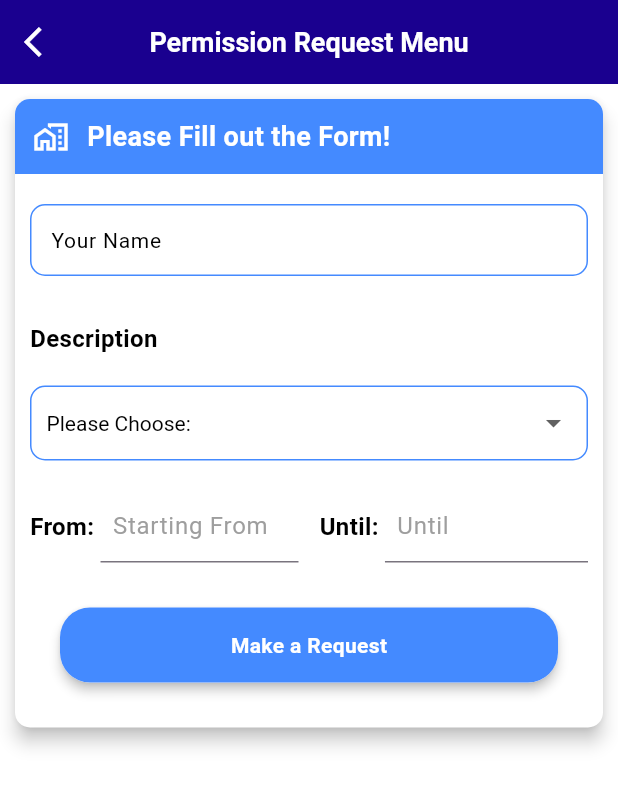
After one commit to Faiz25agustus/absensi_1, a Flutter app: the screen it shows after launch, after a tap on "Attendance Record", on a phone screen of 412 x 824 dp. The commit adds this screen. Shown: the top 786 px of the screen. Run offline on Flutter 3.47's test engine with Material 3 defaults, Android fonts, the phone set to English and light mode, and no system bars; our stand-ins replace cloud_firestore, firebase_core; accounts and stored records are empty.

Commit message:
absent_screen

```diff
--- a/lib/main.dart
+++ b/lib/main.dart
@@ -7,11 +7,11 @@ Future<void> main() async {
     await Firebase.initializeApp(
       options: const FirebaseOptions(
           // Add your own Firebase project configuration from google-services.json
-          apiKey: 'AIzaSyDMzk9857dkCWrzPHGaxwKDanBV3GofUE4', // api_key
+          apiKey: 'AIzaSyD1jYylSh2rTzFO0DgpbrllxKZ3PhxRcrk', // api_key
           appId:
-              '1:243811762198:android:c141e381bd64f228d07537', // mobilesdk_app_id
+              '1:733162330357:android:93a1d6e4df835854fb8dbc', // mobilesdk_app_id
           messagingSenderId: '243811762198', // project_number
-          projectId: 'idn-boarding-school-solo' // project_id
+          projectId: 'absensi1-42425' // project_id
           ),
     );
     // Firebase connection success
--- /dev/null
+++ b/lib/ui/absent/absen_screen.dart
@@ -0,0 +1,465 @@
+import 'package:attedance_app/ui/home_screen.dart';
+import 'package:cloud_firestore/cloud_firestore.dart';
+import 'package:flutter/material.dart';
+import 'package:intl/intl.dart';
+
+class AbsentScreen extends StatefulWidget {
+  const AbsentScreen({super.key});
+
+  @override
+  State<AbsentScreen> createState() => _AbsentScreenState();
+}
+
+class _AbsentScreenState extends State<AbsentScreen> {
+  var categoriesList = <String>[
+    "Please Choose:",
+    "Others",
+    "Permission",
+    "Sick"
+  ];
+
+  final controllerName = TextEditingController();
+  double dLat = 0.0, dLong = 0.0;
+  final CollectionReference dataCollection =
+      FirebaseFirestore.instance.collection('attendance');
+
+  int dateHours = 0, dateMinutes = 0;
+  String dropValueCategories = "Please Choose:";
+  final fromController = TextEditingController();
+  String strAlamat = '', strDate = '', strTime = '', strDateTime = '';
+  final toController = TextEditingController();
+
+  @override
+  void initState() {
+    super.initState();
+  }
+
+  //show progress dialog
+  showLoaderDialog(BuildContext context) {
+    AlertDialog alert = AlertDialog(
+      content: Row(
+        children: [
+          const CircularProgressIndicator(
+              valueColor: AlwaysStoppedAnimation<Color>(Colors.blueAccent)),
+          Container(
+            margin: const EdgeInsets.only(left: 20),
+            child: const Text("Please Wait..."),
+          ),
+        ],
+      ),
+    );
+    showDialog(
+      barrierDismissible: false,
+      context: context,
+      builder: (BuildContext context) {
+        return alert;
+      },
+    );
+  }
+
+  //submit data absent to firebase
+  Future<void> submitAbsen(
+      String nama, String keterangan, String from, String until) async {
+    // Validasi input sebelum mengirim ke Firebase
+    if (nama.isEmpty ||
+        keterangan == "Please Choose:" ||
+        from.isEmpty ||
+        until.isEmpty) {
+      ScaffoldMessenger.of(context).showSnackBar(const SnackBar(
+        content: Row(
+          children: [
+            Icon(Icons.error_outline, color: Colors.white),
+            SizedBox(width: 10),
+            Text("Pastikan semua data telah diisi!",
+                style: TextStyle(color: Colors.white))
+          ],
+        ),
+        backgroundColor: Colors.redAccent,
+        behavior: SnackBarBehavior.floating,
+      ));
+      return;
+    }
+
+    // Menampilkan loader
+    showLoaderDialog(context);
+
+    try {
+      await dataCollection.add({
+        'address': '-',
+        'name': nama,
+        'description': keterangan,
+        'datetime': '$from - $until',
+        'created_at': FieldValue.serverTimestamp(), // Tambahkan timestamp
+      });
+
+      // Tutup loader sebelum menampilkan pesan sukses
+      Navigator.of(context).pop();
+
+      ScaffoldMessenger.of(context).showSnackBar(const SnackBar(
+        content: Row(
+          children: [
+            Icon(Icons.check_circle_outline, color: Colors.white),
+            SizedBox(width: 10),
+            Text("Yeay! Attendance Report Succeeded!",
+                style: TextStyle(color: Colors.white)),
+          ],
+        ),
+        backgroundColor: Colors.green,
+        behavior: SnackBarBehavior.floating,
+      ));
+
+      // Kembali ke halaman utama
+      Navigator.pushReplacement(
+          context, MaterialPageRoute(builder: (context) => const HomeScreen()));
+    } catch (e) {
+      // Jika terjadi error, tutup loader
+      Navigator.of(context).pop();
+
+      ScaffoldMessenger.of(context).showSnackBar(SnackBar(
+        content: Row(
+          children: [
+            const Icon(Icons.error_outline, color: Colors.white),
+            const SizedBox(width: 10),
+            Expanded(
+                child: Text("Ups, terjadi kesalahan: $e",
+                    style: const TextStyle(color: Colors.white))),
+          ],
+        ),
+        backgroundColor: Colors.redAccent,
+        behavior: SnackBarBehavior.floating,
+      ));
+    }
+  }
+
+  @override
+  Widget build(BuildContext context) {
+    Size size = MediaQuery.of(context).size;
+
+    return Scaffold(
+      backgroundColor: Colors.white,
+      appBar: AppBar(
+        elevation: 0,
+        backgroundColor: const Color.fromARGB(255, 26, 0, 143),
+        leading: IconButton(
+          icon: const Icon(Icons.arrow_back_ios, color: Colors.white),
+          onPressed: () => Navigator.of(context).pop(),
+        ),
+        centerTitle: true,
+        title: const Text(
+          "Permission Request Menu",
+          style: TextStyle(
+              fontSize: 18, fontWeight: FontWeight.bold, color: Colors.white),
+        ),
+      ),
+      body: SingleChildScrollView(
+        child: Card(
+            color: Colors.white,
+            margin: const EdgeInsets.fromLTRB(10, 10, 10, 30),
+            shape: RoundedRectangleBorder(
+              borderRadius: BorderRadius.circular(10),
+            ),
+            elevation: 5,
+            child: Column(
+              crossAxisAlignment: CrossAxisAlignment.start,
+              children: [
+                Container(
+                  height: 50,
+                  decoration: const BoxDecoration(
+                    borderRadius: BorderRadius.only(
+                        topLeft: Radius.circular(10),
+                        topRight: Radius.circular(10)),
+                    color: Colors.blueAccent,
+                  ),
+                  child: const Row(
+                    children: [
+                      SizedBox(
+                        width: 12,
+                      ),
+                      Icon(Icons.maps_home_work_outlined, color: Colors.white),
+                      SizedBox(
+                        width: 12,
+                      ),
+                      Text(
+                        "Please Fill out the Form!",
+                        style: TextStyle(
+                            fontSize: 18,
+                            fontWeight: FontWeight.bold,
+                            color: Colors.white),
+                      ),
+                    ],
+                  ),
+                ),
+                Padding(
+                  padding: const EdgeInsets.fromLTRB(10, 20, 10, 20),
+                  child: TextField(
+                    textInputAction: TextInputAction.next,
+                    keyboardType: TextInputType.text,
+                    controller: controllerName,
+                    decoration: InputDecoration(
+                      contentPadding:
+                          const EdgeInsets.symmetric(horizontal: 10),
+                      labelText: "Your Name",
+                      hintText: "Please enter your name",
+                      hintStyle:
+                          const TextStyle(fontSize: 14, color: Colors.grey),
+                      labelStyle:
+                          const TextStyle(fontSize: 14, color: Colors.black),
+                      border: OutlineInputBorder(
+                        borderRadius: BorderRadius.circular(10),
+                        borderSide: const BorderSide(color: Colors.blueAccent),
+                      ),
+                      enabledBorder: OutlineInputBorder(
+                        borderRadius: BorderRadius.circular(10),
+                        borderSide: const BorderSide(color: Colors.blueAccent),
+                      ),
+                    ),
+                  ),
+                ),
+                const Padding(
+                  padding: EdgeInsets.fromLTRB(10, 10, 10, 10),
+                  child: Text(
+                    "Description",
+                    style: TextStyle(
+                        fontSize: 16,
+                        fontWeight: FontWeight.bold,
+                        color: Colors.black),
+                  ),
+                ),
+                Padding(
+                  padding: const EdgeInsets.all(10),
+                  child: Container(
+                    padding: const EdgeInsets.symmetric(horizontal: 10),
+                    decoration: BoxDecoration(
+                      borderRadius: BorderRadius.circular(10),
+                      border: Border.all(
+                          color: Colors.blueAccent,
+                          style: BorderStyle.solid,
+                          width: 1),
+                    ),
+                    child: DropdownButton(
+                      dropdownColor: Colors.white,
+                      value: dropValueCategories,
+                      onChanged: (value) {
+                        setState(() {
+                          dropValueCategories = value.toString();
+                        });
+                      },
+                      items: categoriesList.map((value) {
+                        return DropdownMenuItem(
+                          value: value.toString(),
+                          child: Text(value.toString(),
+                              style: const TextStyle(
+                                  fontSize: 14, color: Colors.black)),
+                        );
+                      }).toList(),
+                      icon: const Icon(Icons.arrow_drop_down),
+                      iconSize: 24,
+                      elevation: 16,
+                      style: const TextStyle(color: Colors.black, fontSize: 14),
+                      underline: Container(
+                        height: 2,
+                        color: Colors.transparent,
+                      ),
+                      isExpanded: true,
+                    ),
+                  ),
+                ),
+                Padding(
+                  padding: const EdgeInsets.fromLTRB(10, 10, 10, 0),
+                  child: Row(children: [
+                    Expanded(
+                      child: Row(
+                        children: [
+                          const Text(
+                            "From: ",
+                            style: TextStyle(
+                                fontSize: 16,
+                                fontWeight: FontWeight.bold,
+                                color: Colors.black),
+                          ),
+                          Expanded(
+                            child: TextField(
+                              readOnly: true,
+                              onTap: () async {
+                                DateTime? pickedDate = await showDatePicker(
+                                  builder:
+                                      (BuildContext context, Widget? child) {
+                                    return Theme(
+                                      data: Theme.of(context).copyWith(
+                                        colorScheme: const ColorScheme.light(
+                                            onPrimary: Colors.white,
+                                            onSurface: Colors.white,
+                                            primary: Colors.blueAccent),
+                                        datePickerTheme:
+                                            const DatePickerThemeData(
+                                          headerBackgroundColor:
+                                              Colors.blueAccent,
+                                          backgroundColor:
+                                              Color.fromARGB(255, 0, 0, 0),
+                                          headerForegroundColor: Colors.white,
+                                          surfaceTintColor: Colors.white,
+                                        ),
+                                      ),
+                                      child: child!,
+                                    );
+                                  },
+                                  context: context,
+                                  initialDate: DateTime.now(),
+                                  firstDate: DateTime(1900),
+                                  lastDate: DateTime(9999),
+                                );
+                                if (pickedDate != null) {
+                                  fromController.text = DateFormat('dd/M/yyyy')
+                                      .format(pickedDate);
+                                }
+                              },
+                              style: const TextStyle(
+                                color: Colors.black,
+                                fontSize: 16,
+                              ),
+                              controller: fromController,
+                              decoration: const InputDecoration(
+                                contentPadding: EdgeInsets.all(8),
+                                hintText: "Starting From",
+                                hintStyle:
+                                    TextStyle(color: Colors.grey, fontSize: 16),
+                              ),
+                            ),
+                          ),
+                        ],
+                      ),
+                    ),
+                    const SizedBox(
+                      width: 14,
+                    ),
+                    Expanded(
+                      child: Row(
+                        children: [
+                          const Text(
+                            "Until: ",
+                            style: TextStyle(
+                                fontSize: 16,
+                                fontWeight: FontWeight.bold,
+                                color: Colors.black),
+                          ),
+                          Expanded(
+                            child: TextField(
+                              readOnly: true,
+                              onTap: () async {
+                                DateTime? pickedDate = await showDatePicker(
+                                    builder:
+                                        (BuildContext context, Widget? widget) {
+                                      return Theme(
+                                        data: Theme.of(context).copyWith(
+                                          colorScheme: const ColorScheme.light(
+                                              onPrimary: Colors.white,
+                                              onSurface: Colors.white,
+                                              primary: Colors.blueAccent),
+                                          datePickerTheme:
+                                              const DatePickerThemeData(
+                                            headerBackgroundColor:
+                                                Colors.blueAccent,
+                                            backgroundColor:
+                                                Color.fromARGB(255, 0, 0, 0),
+                                            headerForegroundColor: Colors.white,
+                                            surfaceTintColor: Colors.white,
+                                          ),
+                                        ),
+                                        child: widget!,
+                                      );
+                                    },
+                                    context: context,
+                                    initialDate: DateTime.now(),
+                                    firstDate: DateTime(1900),
+                                    lastDate: DateTime(9999));
+                                if (pickedDate != null) {
+                                  toController.text = DateFormat('dd/M/yyyy')
+                                      .format(pickedDate);
+                                }
+                              },
+                              style: const TextStyle(
+                                color: Colors.black,
+                                fontSize: 16,
+                              ),
+                              controller: toController,
+                              decoration: const InputDecoration(
+                                contentPadding: EdgeInsets.all(8),
+                                hintText: "Until",
+                                hintStyle:
+                                    TextStyle(color: Colors.grey, fontSize: 16),
+                              ),
+                            ),
+                          ),
+                        ],
+                      ),
+                    ),
+                  ]),
+                ),
+                Container(
+                    alignment: Alignment.center,
+                    margin: const EdgeInsets.all(30),
+                    child: Material(
+                      elevation: 3,
+                      borderRadius: BorderRadius.circular(20),
+                      child: Container(
+                        width: size.width,
+                        height: 50,
+                        decoration: BoxDecoration(
+                            borderRadius: BorderRadius.circular(20),
+                            color: Colors.white),
+                        child: Material(
+                          borderRadius: BorderRadius.circular(20),
+                          color: Colors.blueAccent,
+                          child: InkWell(
+                            splashColor: Colors.blue,
+                            borderRadius: BorderRadius.circular(20),
+                            onTap: () {
+                              if (controllerName.text.isEmpty ||
+                                  dropValueCategories == "Please Choose:" ||
+                                  fromController.text.isEmpty ||
+                                  toController.text.isEmpty) {
+                                ScaffoldMessenger.of(context)
+                                    .showSnackBar(const SnackBar(
+                                  content: Row(
+                                    children: [
+                                      Icon(
+                                        Icons.info_outline,
+                                        color: Colors.white,
+                                      ),
+                                      SizedBox(width: 10),
+                                      Text(
+                                        "Ups, please fill the form!",
+                                        style: TextStyle(color: Colors.white),
+                                      )
+                                    ],
+                                  ),
+                                  backgroundColor: Colors.blueAccent,
+                                  shape: StadiumBorder(),
+                                  behavior: SnackBarBehavior.floating,
+                                ));
+                              } else {
+                                submitAbsen(
+                                    controllerName.text.toString(),
+                                    dropValueCategories.toString(),
+                                    fromController.text,
+                                    toController.text);
+                              }
+                            },
+                            child: const Center(
+                              child: Text(
+                                "Make a Request",
+                                style: TextStyle(
+                                    color: Colors.white,
+                                    fontWeight: FontWeight.bold),
+                              ),
+                            ),
+                          ),
+                        ),
+                      ),
+                    )),
+              ],
+            )),
+      ),
+    );
+  }
+}
--- a/lib/ui/home_screen.dart
+++ b/lib/ui/home_screen.dart
@@ -1,3 +1,5 @@
+import 'package:attedance_app/ui/absent/absen_screen.dart';
+import 'package:attedance_app/ui/attend/attend_screen.dart';
 import 'package:flutter/material.dart';
 
 class HomeScreen extends StatelessWidget {
@@ -34,6 +36,14 @@ class HomeScreen extends StatelessWidget {
                 Expanded(
                   // efect when click
                   child: InkWell(
+                    highlightColor: Colors.transparent,
+                    splashColor: Colors.transparent,
+                    onTap: () {
+                      Navigator.push(context,
+                      MaterialPageRoute(builder:
+                      (context) => AbsentScreen())
+                      );
+                    },
                     child: const Column(
                       mainAxisAlignment: MainAxisAlignment.center,
                       children: [
@@ -55,6 +65,13 @@ class HomeScreen extends StatelessWidget {
                 ),
                 Expanded(
                   child: InkWell(
+                         highlightColor: Colors.transparent,
+                    splashColor: Colors.transparent,
+                    onTap: () {
+                      Navigator.push(context,
+                      MaterialPageRoute(builder: (context) => AbsentScreen())
+                      );
+                    },
                     child: const Column(
                       mainAxisAlignment: MainAxisAlignment.center,
                       children: [
@@ -76,6 +93,7 @@ class HomeScreen extends StatelessWidget {
                 ),
                 Expanded(
                   child: InkWell(
+
                     child: const Column(
                       mainAxisAlignment: MainAxisAlignment.center,
                       children: [
```
Also changed, not shown: lib/ui/attend/attend_screen.dart (added, +44 -0 lines), lib/ui/history/attend_history_screen.dart (added, +44 -0 lines), 2 other files.
